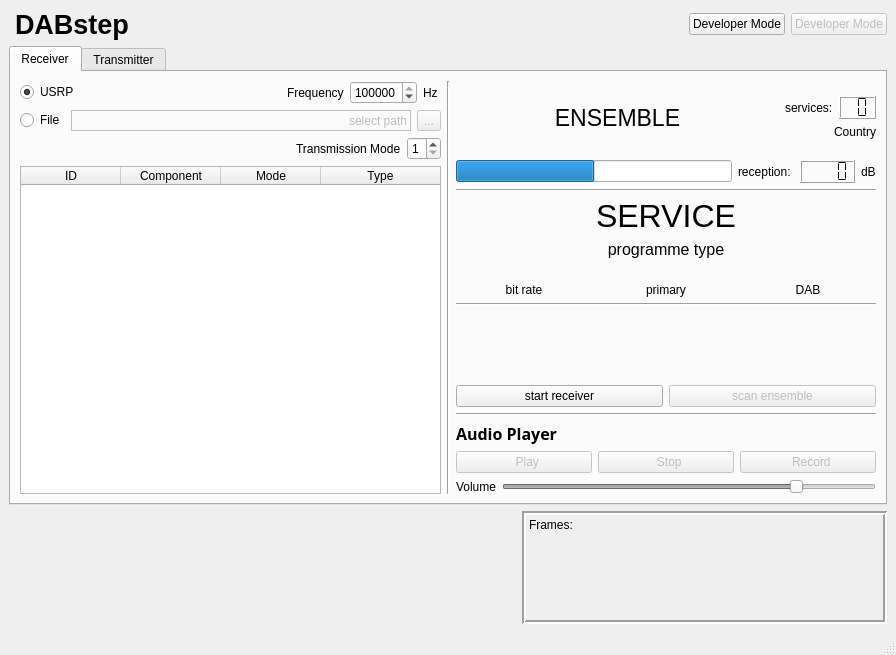
Above: python/GUI/user_frontend.ui from kit-cel/gr-dab before the change. Below: the same form after it.
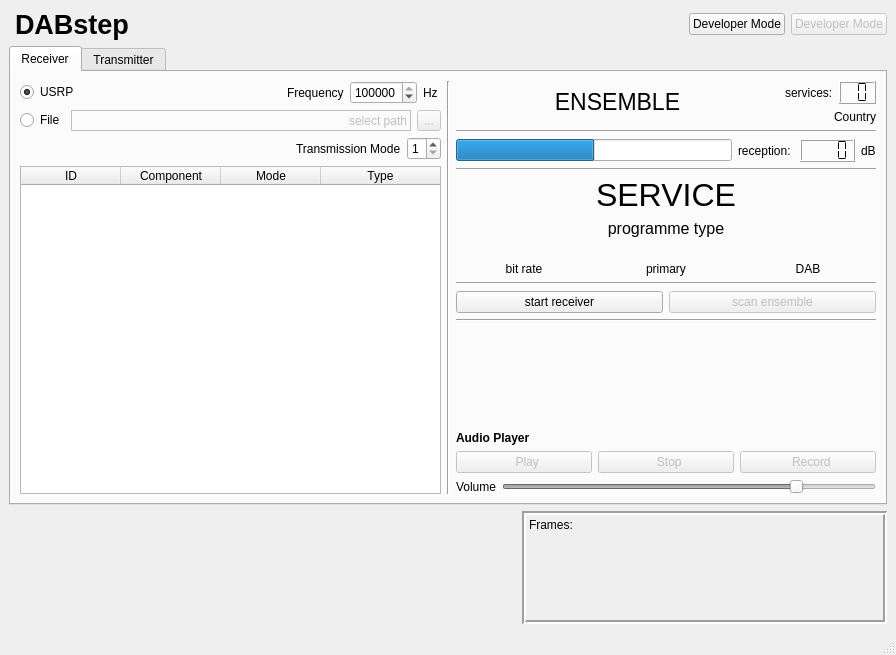
That is the form after the change. The open tabs and pages were chosen to show the change. Icons and pictures are not drawn.

Patch:
```diff
--- a/python/GUI/user_frontend.ui
+++ b/python/GUI/user_frontend.ui
@@ -85,7 +85,7 @@
        <bool>true</bool>
       </property>
       <property name="currentIndex">
-       <number>1</number>
+       <number>0</number>
       </property>
       <widget class="QWidget" name="tab_reception">
        <attribute name="title">
@@ -297,13 +297,16 @@
            <layout class="QVBoxLayout" name="verticalLayout_7">
             <item>
              <layout class="QHBoxLayout" name="horizontalLayout_27">
+              <property name="spacing">
+               <number>6</number>
+              </property>
               <property name="sizeConstraint">
                <enum>QLayout::SetDefaultConstraint</enum>
               </property>
               <item>
                <widget class="QLabel" name="label_ensemble">
                 <property name="sizePolicy">
-                 <sizepolicy hsizetype="Expanding" vsizetype="Expanding">
+                 <sizepolicy hsizetype="Expanding" vsizetype="Fixed">
                   <horstretch>0</horstretch>
                   <verstretch>0</verstretch>
                  </sizepolicy>
@@ -326,19 +329,6 @@
                 <property name="sizeConstraint">
                  <enum>QLayout::SetDefaultConstraint</enum>
                 </property>
-                <item>
-                 <spacer name="verticalSpacer_5">
-                  <property name="orientation">
-                   <enum>Qt::Vertical</enum>
-                  </property>
-                  <property name="sizeHint" stdset="0">
-                   <size>
-                    <width>20</width>
-                    <height>0</height>
-                   </size>
-                  </property>
-                 </spacer>
-                </item>
                 <item>
                  <layout class="QHBoxLayout" name="horizontalLayout_28">
                   <property name="sizeConstraint">
@@ -382,23 +372,17 @@
                   </property>
                  </widget>
                 </item>
-                <item>
-                 <spacer name="verticalSpacer_4">
-                  <property name="orientation">
-                   <enum>Qt::Vertical</enum>
-                  </property>
-                  <property name="sizeHint" stdset="0">
-                   <size>
-                    <width>20</width>
-                    <height>0</height>
-                   </size>
-                  </property>
-                 </spacer>
-                </item>
                </layout>
               </item>
              </layout>
             </item>
+            <item>
+             <widget class="Line" name="line_11">
+              <property name="orientation">
+               <enum>Qt::Horizontal</enum>
+              </property>
+             </widget>
+            </item>
             <item>
              <layout class="QHBoxLayout" name="horizontalLayout_23">
               <item>
@@ -532,22 +516,6 @@
               </property>
              </widget>
             </item>
-            <item>
-             <spacer name="verticalSpacer_3">
-              <property name="orientation">
-               <enum>Qt::Vertical</enum>
-              </property>
-              <property name="sizeType">
-               <enum>QSizePolicy::Expanding</enum>
-              </property>
-              <property name="sizeHint" stdset="0">
-               <size>
-                <width>20</width>
-                <height>40</height>
-               </size>
-              </property>
-             </spacer>
-            </item>
             <item>
              <layout class="QHBoxLayout" name="horizontalLayout_26">
               <item>
@@ -594,12 +562,26 @@
               </property>
              </widget>
             </item>
+            <item>
+             <spacer name="verticalSpacer_3">
+              <property name="orientation">
+               <enum>Qt::Vertical</enum>
+              </property>
+              <property name="sizeType">
+               <enum>QSizePolicy::Expanding</enum>
+              </property>
+              <property name="sizeHint" stdset="0">
+               <size>
+                <width>20</width>
+                <height>40</height>
+               </size>
+              </property>
+             </spacer>
+            </item>
             <item>
              <widget class="QLabel" name="label_2">
               <property name="font">
                <font>
-                <family>Abyssinica SIL</family>
-                <pointsize>12</pointsize>
                 <weight>75</weight>
                 <bold>true</bold>
                </font>
@@ -1898,7 +1880,7 @@
      </widget>
     </item>
     <item>
-     <layout class="QHBoxLayout" name="horizontalLayout_29">
+     <layout class="QHBoxLayout" name="horitontal_layout_dev_mode_bottom">
       <item>
        <spacer name="horizontalSpacer_3">
         <property name="orientation">
```
